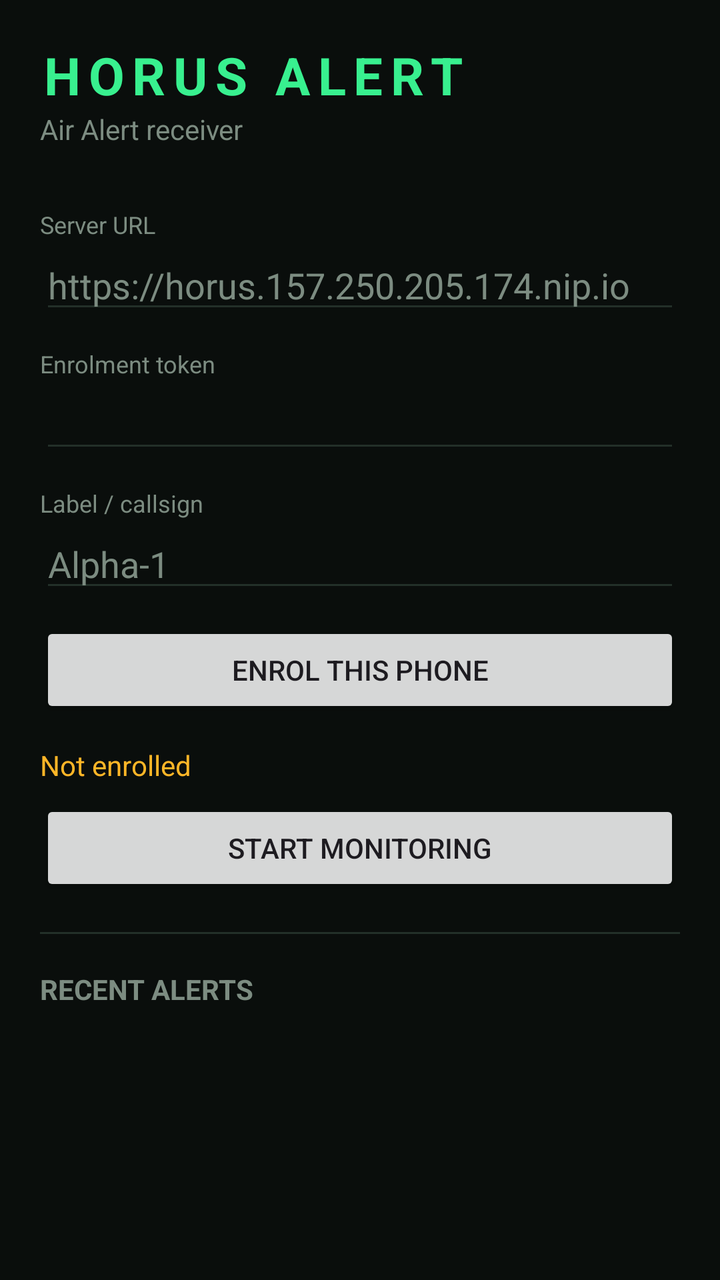
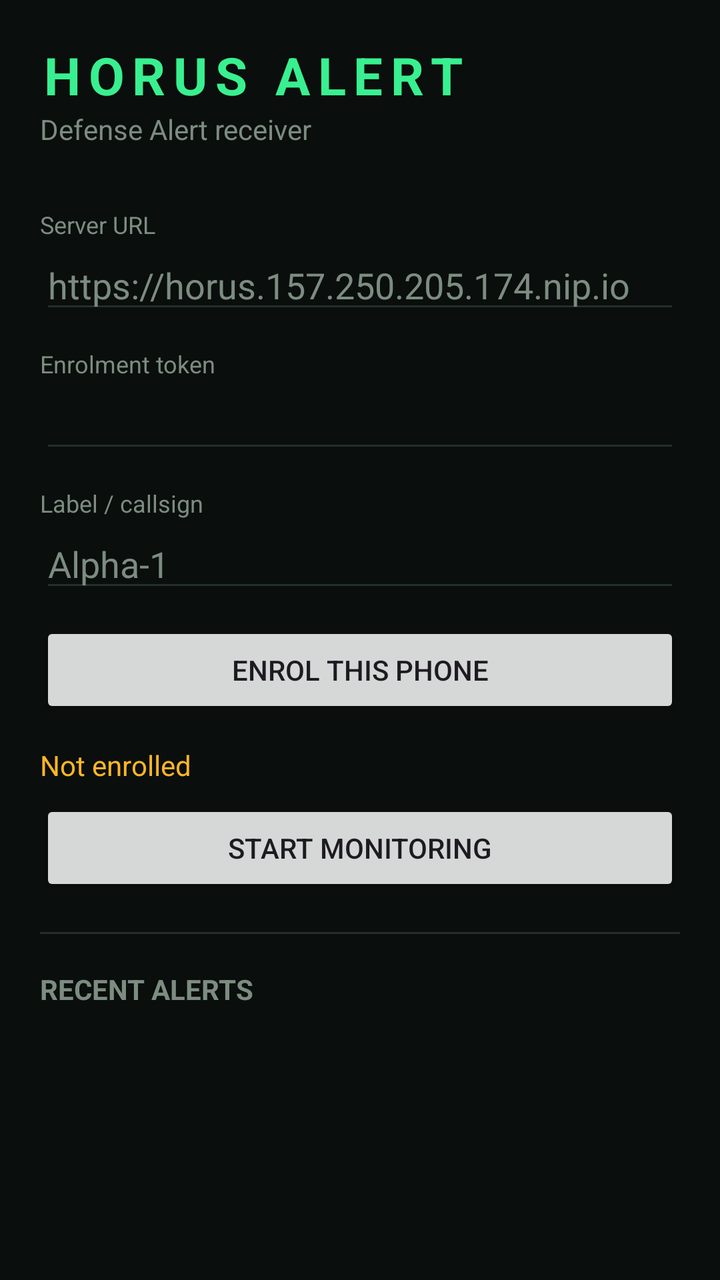

Screens rendered from an Android XML layout before and after an edit, with the pre-edit source and the edit as a unified diff.
<!-- AndroidManifest.xml: application theme Theme.HorusAlert -->
<!-- res/layout/activity_main.xml -->
<?xml version="1.0" encoding="utf-8"?>
<ScrollView xmlns:android="http://schemas.android.com/apk/res/android"
    android:layout_width="match_parent"
    android:layout_height="match_parent"
    android:background="@color/bg"
    android:fillViewport="true">

    <LinearLayout
        android:layout_width="match_parent"
        android:layout_height="wrap_content"
        android:orientation="vertical"
        android:padding="20dp">

        <TextView
            android:layout_width="wrap_content"
            android:layout_height="wrap_content"
            android:text="HORUS ALERT"
            android:textColor="@color/green"
            android:textSize="26sp"
            android:textStyle="bold"
            android:letterSpacing="0.15" />

        <TextView
            android:layout_width="wrap_content"
            android:layout_height="wrap_content"
            android:layout_marginBottom="18dp"
            android:text="Air Alert receiver"
            android:textColor="@color/dim" />

        <TextView style="@style/Lbl" android:text="Server URL" />
        <EditText
            android:id="@+id/serverEt"
            style="@style/Inp"
            android:hint="https://horus.157.250.205.174.nip.io"
            android:inputType="textUri" />

        <TextView style="@style/Lbl" android:text="Enrolment token" />
        <EditText
            android:id="@+id/enrolEt"
            style="@style/Inp"
            android:inputType="textPassword" />

        <TextView style="@style/Lbl" android:text="Label / callsign" />
        <EditText
            android:id="@+id/labelEt"
            style="@style/Inp"
            android:hint="Alpha-1"
            android:inputType="text" />

        <Button
            android:id="@+id/enrolBtn"
            android:layout_width="match_parent"
            android:layout_height="wrap_content"
            android:layout_marginTop="10dp"
            android:text="ENROL THIS PHONE" />

        <TextView
            android:id="@+id/statusTv"
            android:layout_width="wrap_content"
            android:layout_height="wrap_content"
            android:layout_marginTop="14dp"
            android:text="Not enrolled"
            android:textColor="@color/amber" />

        <Button
            android:id="@+id/toggleBtn"
            android:layout_width="match_parent"
            android:layout_height="wrap_content"
            android:layout_marginTop="8dp"
            android:text="START MONITORING" />

        <View
            android:layout_width="match_parent"
            android:layout_height="1dp"
            android:layout_marginTop="18dp"
            android:layout_marginBottom="18dp"
            android:background="@color/line" />

        <TextView
            android:layout_width="wrap_content"
            android:layout_height="wrap_content"
            android:layout_marginBottom="10dp"
            android:text="RECENT ALERTS"
            android:textColor="@color/dim"
            android:textStyle="bold" />

        <LinearLayout
            android:id="@+id/alertsContainer"
            android:layout_width="match_parent"
            android:layout_height="wrap_content"
            android:orientation="vertical" />
    </LinearLayout>
</ScrollView>
<!-- resources referenced by this layout -->
<resources>
  <color name="amber">#FFB627</color>
  <color name="bg">#0A0E0C</color>
  <color name="dim">#7C8C81</color>
  <color name="green">#38F08F</color>
  <color name="line">#233029</color>
  <style name="Inp">
          <item name="android:layout_width">match_parent</item>
          <item name="android:layout_height">wrap_content</item>
          <item name="android:textColor">@color/text</item>
          <item name="android:textColorHint">@color/dim</item>
          <item name="android:backgroundTint">@color/line</item>
      </style>
  <style name="Lbl">
          <item name="android:layout_width">wrap_content</item>
          <item name="android:layout_height">wrap_content</item>
          <item name="android:textColor">@color/dim</item>
          <item name="android:textSize">12sp</item>
          <item name="android:layout_marginTop">12dp</item>
      </style>
  <style name="Theme.HorusAlert" parent="Theme.Material3.DayNight.NoActionBar">
          <item name="colorPrimary">@color/green</item>
          <item name="colorOnPrimary">@color/black</item>
          <item name="android:statusBarColor">@color/bg</item>
          <item name="android:windowBackground">@color/bg</item>
      </style>
  <color name="text">#C8D6CC</color>
  <color name="black">#000000</color>
</resources>

<!-- the commit's change to res/layout/activity_main.xml (unified diff, before → after) -->
@@ -24,7 +24,7 @@
             android:layout_width="wrap_content"
             android:layout_height="wrap_content"
             android:layout_marginBottom="18dp"
-            android:text="Air Alert receiver"
+            android:text="Defense Alert receiver"
             android:textColor="@color/dim" />
 
         <TextView style="@style/Lbl" android:text="Server URL" />
